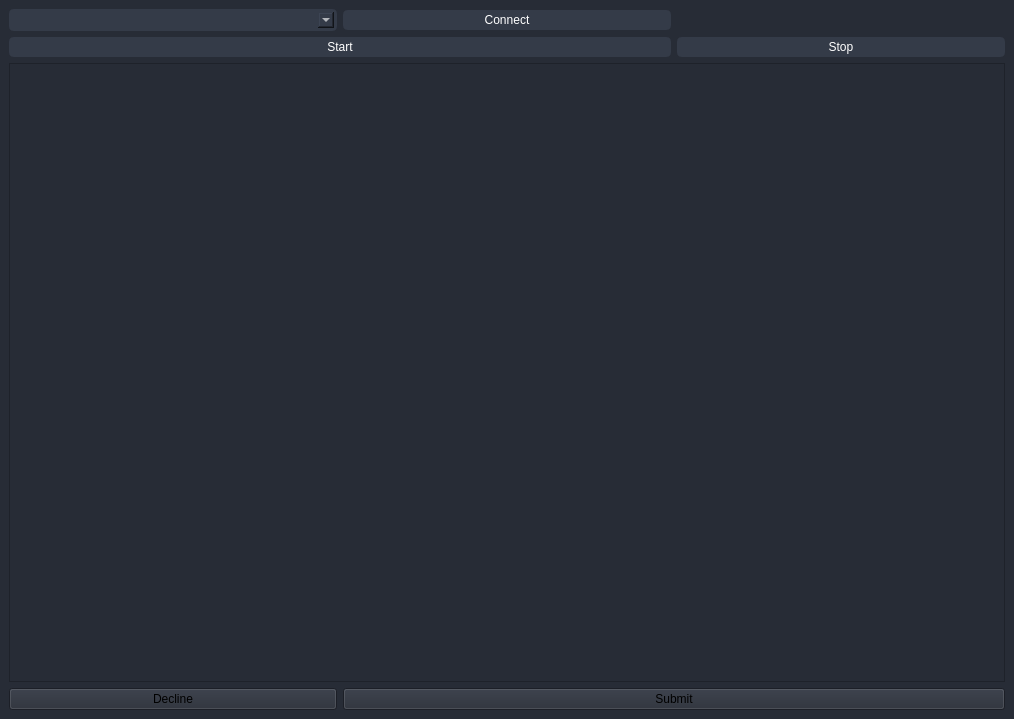
The window that src/Desktop Application/UserInterface.ui (ahmed-nazir/Capstone) describes before a commit, drawn with Qt 5.
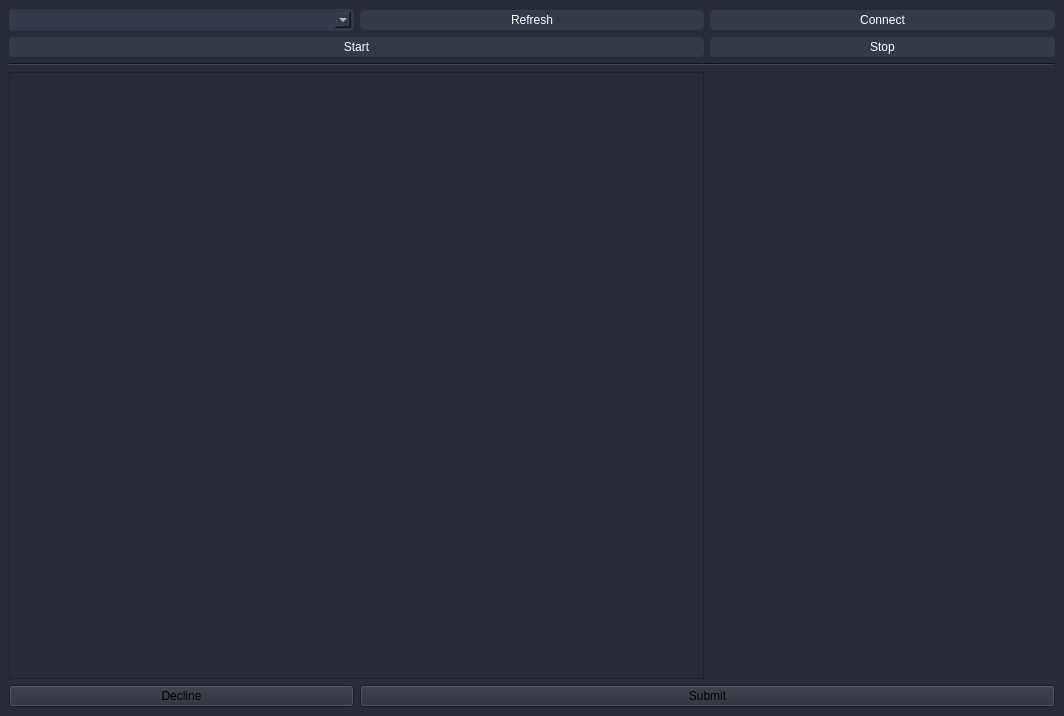
The same window after the commit.

Commit message: Updated Desktop App UI and Functionalilty

Patch:
```diff
--- a/src/Desktop Application/UserInterface.ui
+++ b/src/Desktop Application/UserInterface.ui
@@ -6,8 +6,8 @@
    <rect>
     <x>0</x>
     <y>0</y>
-    <width>1014</width>
-    <height>719</height>
+    <width>1064</width>
+    <height>716</height>
    </rect>
   </property>
   <property name="palette">
@@ -457,6 +457,109 @@
   </property>
   <widget class="QWidget" name="centralwidget">
    <layout class="QGridLayout" name="gridLayout">
+    <item row="6" column="0">
+     <widget class="QPushButton" name="declineButton">
+      <property name="text">
+       <string>Decline</string>
+      </property>
+     </widget>
+    </item>
+    <item row="0" column="0" colspan="2">
+     <layout class="QHBoxLayout" name="horizontalLayout">
+      <item>
+       <widget class="QComboBox" name="comboBox">
+        <property name="styleSheet">
+         <string notr="true">border: 3px solid rgb(52, 59, 72);
+	border-radius: 5px;	
+	background-color: rgb(52, 59, 72);
+	
+	color: rgb(255, 255, 255)</string>
+        </property>
+        <property name="editable">
+         <bool>true</bool>
+        </property>
+       </widget>
+      </item>
+      <item>
+       <widget class="QPushButton" name="pushButton">
+        <property name="styleSheet">
+         <string notr="true">QPushButton {
+	border: 3px solid rgb(52, 59, 72);
+	border-radius: 5px;	
+	background-color: rgb(52, 59, 72);
+	
+	color: rgb(255, 255, 255);
+}
+QPushButton:hover {
+	background-color: rgb(57, 65, 80);
+	border: 3px solid rgb(61, 70, 86);
+	color: rgb(255, 255, 255);
+}
+QPushButton:pressed {	
+	background-color: rgb(35, 40, 49);
+	border: 3px solid rgb(43, 50, 61);
+	color: rgb(255, 255, 255);
+}</string>
+        </property>
+        <property name="text">
+         <string>Refresh</string>
+        </property>
+       </widget>
+      </item>
+     </layout>
+    </item>
+    <item row="0" column="2">
+     <widget class="QPushButton" name="connectButton">
+      <property name="styleSheet">
+       <string notr="true">QPushButton {
+	border: 3px solid rgb(52, 59, 72);
+	border-radius: 5px;	
+	background-color: rgb(52, 59, 72);
+	
+	color: rgb(255, 255, 255);
+}
+QPushButton:hover {
+	background-color: rgb(57, 65, 80);
+	border: 3px solid rgb(61, 70, 86);
+	color: rgb(255, 255, 255);
+}
+QPushButton:pressed {	
+	background-color: rgb(35, 40, 49);
+	border: 3px solid rgb(43, 50, 61);
+	color: rgb(255, 255, 255);
+}</string>
+      </property>
+      <property name="text">
+       <string>Connect</string>
+      </property>
+     </widget>
+    </item>
+    <item row="1" column="2">
+     <widget class="QPushButton" name="stopButton">
+      <property name="styleSheet">
+       <string notr="true">QPushButton {
+	border: 3px solid rgb(52, 59, 72);
+	border-radius: 5px;	
+	background-color: rgb(52, 59, 72);
+	
+	color: rgb(255, 255, 255);
+}
+QPushButton:hover {
+	background-color: rgb(57, 65, 80);
+	border: 3px solid rgb(61, 70, 86);
+	color: rgb(255, 255, 255);
+}
+QPushButton:pressed {	
+	background-color: rgb(35, 40, 49);
+	border: 3px solid rgb(43, 50, 61);
+	color: rgb(255, 255, 255);
+}</string>
+      </property>
+      <property name="text">
+       <string>Stop</string>
+      </property>
+     </widget>
+    </item>
     <item row="1" column="0" colspan="2">
      <widget class="QPushButton" name="startButton">
       <property name="styleSheet">
@@ -483,88 +586,25 @@
       </property>
      </widget>
     </item>
-    <item row="5" column="0">
-     <widget class="QPushButton" name="declineButton">
-      <property name="text">
-       <string>Decline</string>
-      </property>
-     </widget>
-    </item>
-    <item row="5" column="1" colspan="2">
+    <item row="6" column="1" colspan="2">
      <widget class="QPushButton" name="submitButton">
       <property name="text">
        <string>Submit</string>
       </property>
      </widget>
     </item>
-    <item row="4" column="0" colspan="3">
+    <item row="2" column="0" colspan="3">
+     <widget class="Line" name="line">
+      <property name="orientation">
+       <enum>Qt::Horizontal</enum>
+      </property>
+     </widget>
+    </item>
+    <item row="5" column="0" colspan="2">
      <widget class="QTableView" name="tableView"/>
     </item>
-    <item row="1" column="2">
-     <widget class="QPushButton" name="stopButton">
-      <property name="styleSheet">
-       <string notr="true">QPushButton {
-	border: 3px solid rgb(52, 59, 72);
-	border-radius: 5px;	
-	background-color: rgb(52, 59, 72);
-	
-	color: rgb(255, 255, 255);
-}
-QPushButton:hover {
-	background-color: rgb(57, 65, 80);
-	border: 3px solid rgb(61, 70, 86);
-	color: rgb(255, 255, 255);
-}
-QPushButton:pressed {	
-	background-color: rgb(35, 40, 49);
-	border: 3px solid rgb(43, 50, 61);
-	color: rgb(255, 255, 255);
-}</string>
-      </property>
-      <property name="text">
-       <string>Stop</string>
-      </property>
-     </widget>
-    </item>
-    <item row="0" column="0">
-     <widget class="QComboBox" name="comboBox">
-      <property name="styleSheet">
-       <string notr="true">border: 3px solid rgb(52, 59, 72);
-	border-radius: 5px;	
-	background-color: rgb(52, 59, 72);
-	
-	color: rgb(255, 255, 255)</string>
-      </property>
-      <property name="editable">
-       <bool>true</bool>
-      </property>
-     </widget>
-    </item>
-    <item row="0" column="1">
-     <widget class="QPushButton" name="connectButton">
-      <property name="styleSheet">
-       <string notr="true">QPushButton {
-	border: 3px solid rgb(52, 59, 72);
-	border-radius: 5px;	
-	background-color: rgb(52, 59, 72);
-	
-	color: rgb(255, 255, 255);
-}
-QPushButton:hover {
-	background-color: rgb(57, 65, 80);
-	border: 3px solid rgb(61, 70, 86);
-	color: rgb(255, 255, 255);
-}
-QPushButton:pressed {	
-	background-color: rgb(35, 40, 49);
-	border: 3px solid rgb(43, 50, 61);
-	color: rgb(255, 255, 255);
-}</string>
-      </property>
-      <property name="text">
-       <string>Connect</string>
-      </property>
-     </widget>
+    <item row="5" column="2">
+     <widget class="QWidget" name="widget" native="true"/>
     </item>
    </layout>
   </widget>
```
Left out of the diff: 2 changed lines with no effect on the pictures. The commit also changes 1 other file.
